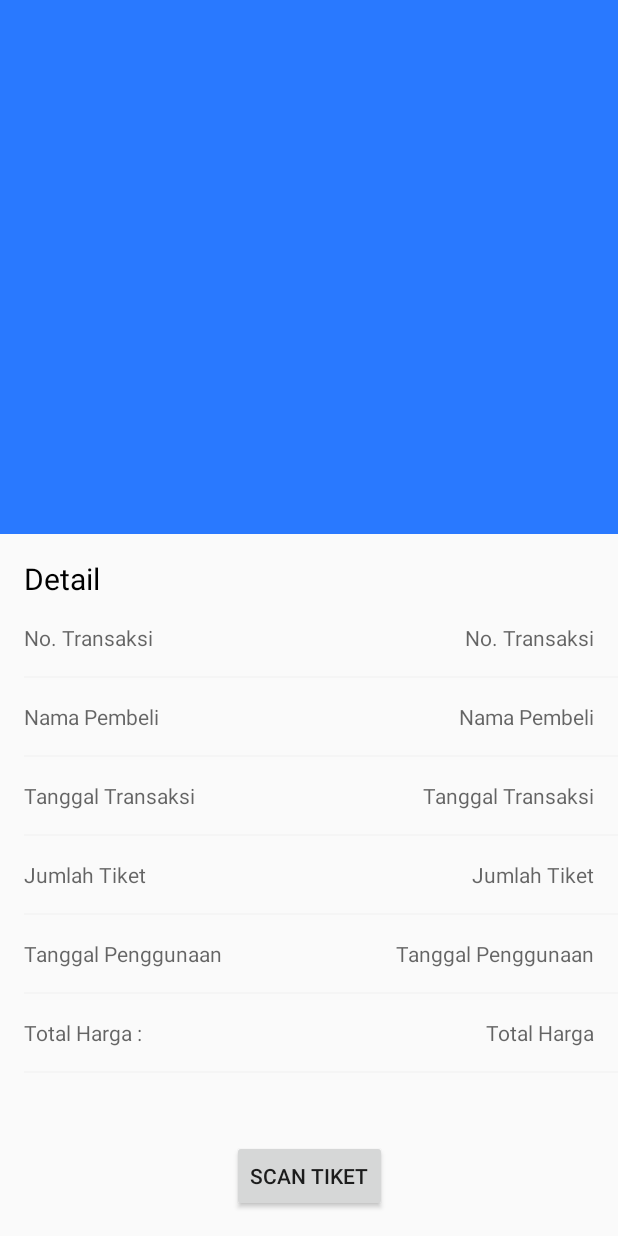
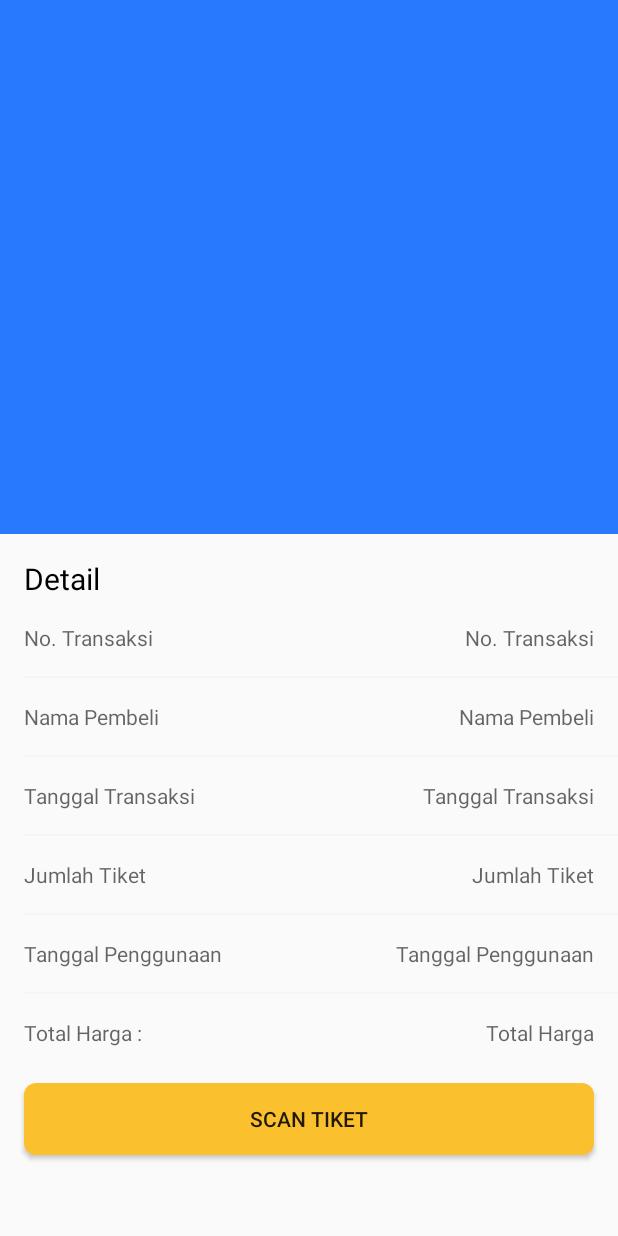
Before and after one commit to irvanalfaridzi/WisataInApp, an Android app: the OwnerResultScanActivity screen opened directly, with no data from a screen before it, on a phone screen of 412 x 824 dp. Run offline under Robolectric (Android 15) with nearby library versions, the phone set to English and light mode, and no system bars; our stand-ins replace ButterKnife, Firebase (no records; nobody signed in at launch, a user with empty details on screens opened directly).

Commit message:
owner result scan

```diff
--- a/app/src/main/res/layout/activity_owner_result_scan.xml
+++ b/app/src/main/res/layout/activity_owner_result_scan.xml
@@ -5,6 +5,14 @@
     android:layout_width="match_parent"
     android:layout_height="match_parent"
     tools:context=".Activities.Main.OwnerResultScanActivity">
+
+    <ScrollView
+        android:layout_width="match_parent"
+        android:layout_height="match_parent">
+
+        <android.support.constraint.ConstraintLayout
+            android:layout_width="match_parent"
+            android:layout_height="match_parent">
 
             <ImageView
                 android:id="@+id/bgTiketAtas"
@@ -298,27 +306,24 @@
                 app:layout_constraintEnd_toEndOf="parent"
                 app:layout_constraintTop_toBottomOf="@id/tvGarisTglPenggunaan" />
 
-    <TextView
-        android:id="@+id/tvGarisTotal"
-        android:layout_width="match_parent"
-        android:layout_height="1dp"
-        android:layout_marginStart="16dp"
-        android:layout_marginTop="16dp"
-        android:layout_marginEnd="0dp"
-        android:layout_marginBottom="0dp"
-        android:background="#f5f5f5"
-        app:layout_constraintEnd_toEndOf="parent"
-        app:layout_constraintStart_toStartOf="parent"
-        app:layout_constraintTop_toBottomOf="@id/owstTotalharga" />
-
             <Button
-        android:layout_width="wrap_content"
+                android:layout_width="0dp"
                 android:layout_height="wrap_content"
                 android:id="@+id/owsBtnScan"
                 android:text="Scan Tiket"
-        android:layout_marginVertical="16dp"
+                android:background="@drawable/bgbelitiket"
+                android:layout_marginStart="16dp"
+                android:layout_marginTop="24dp"
+                android:layout_marginEnd="16dp"
+                android:layout_marginBottom="16dp"
+                app:layout_constraintTop_toBottomOf="@id/owstTotalharga"
                 app:layout_constraintBottom_toBottomOf="parent"
                 app:layout_constraintStart_toStartOf="parent"
                 app:layout_constraintEnd_toEndOf="parent"/>
 
+
         </android.support.constraint.ConstraintLayout>
+
+    </ScrollView>
+
+</android.support.constraint.ConstraintLayout>
```
Lines whose indentation alone changed are shown as unchanged.
